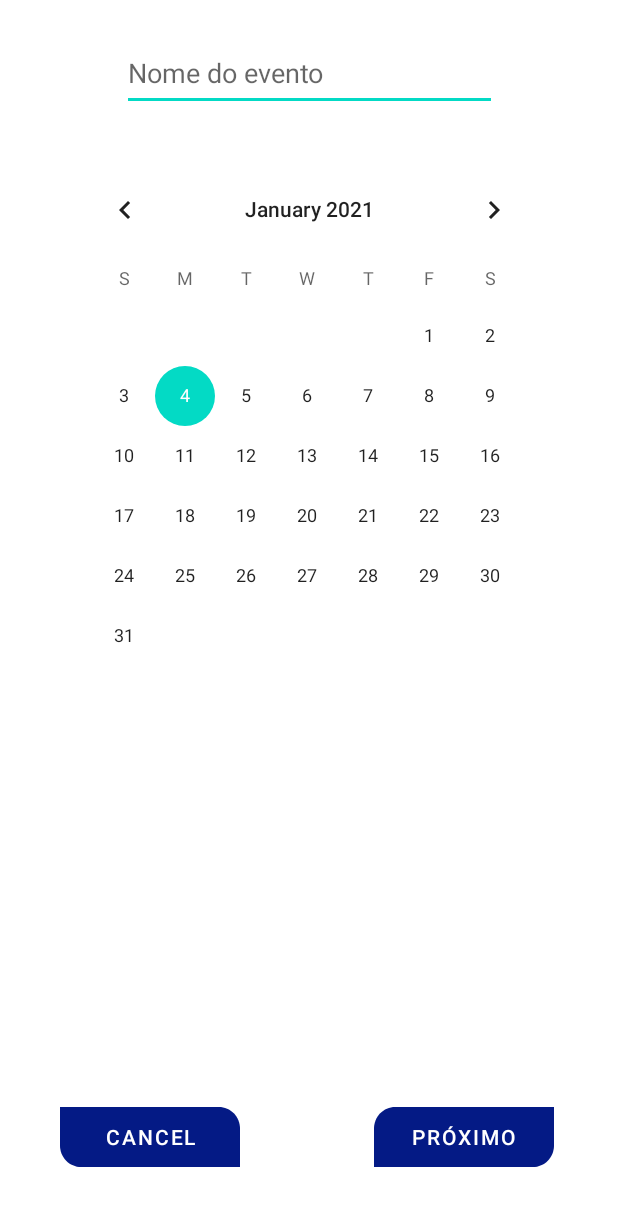
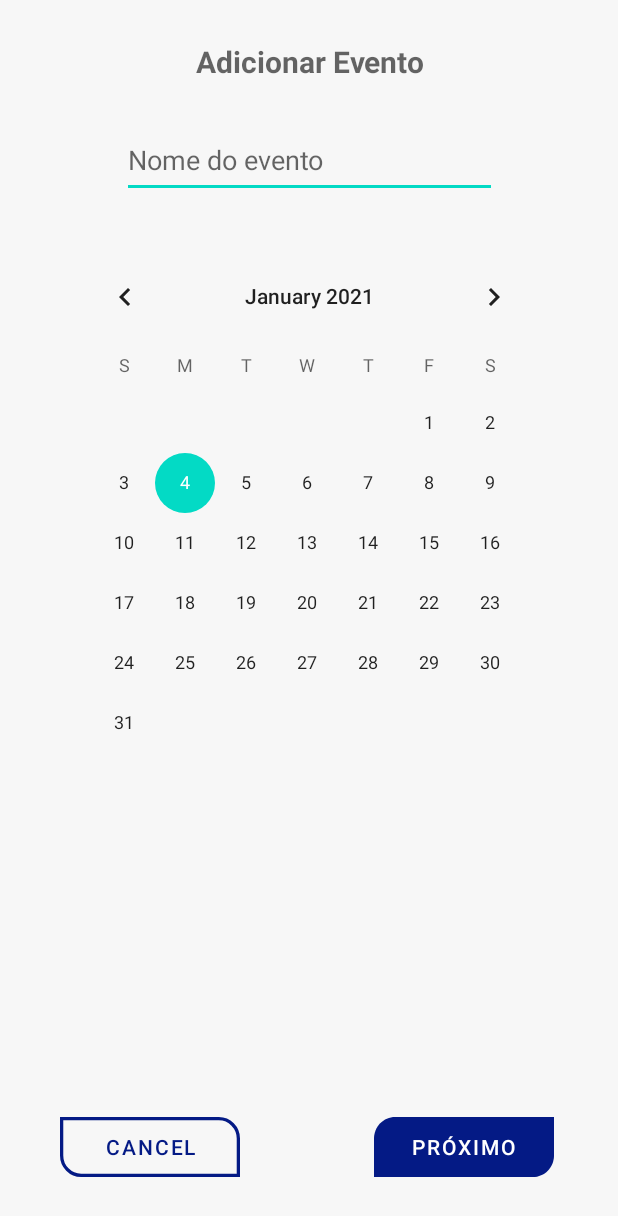
Before and after one commit to flavioafernandes/projeto_cm, an Android app: the layout add_event_layout.xml on its own in the app's theme, with its tools: preview values and no code run, on a phone screen of 412 x 824 dp. Shown: the top 1216 px of the screen. Run offline under Robolectric (Android 15) with nearby library versions, the phone set to English and light mode, and no system bars.

Commit message:
design done

```diff
--- a/app/src/main/java/com/example/projectcm/fragments/EditarPerfil.java
+++ b/app/src/main/java/com/example/projectcm/fragments/EditarPerfil.java
@@ -181,7 +181,6 @@
 
                 // criar popup com nome, calendário e descrição
                 AlertDialog.Builder newEvent = new AlertDialog.Builder(v.getContext());
-                newEvent.setTitle("Adicionar Evento");
                 newEvent.setView(alertView);
                 AlertDialog dialog = newEvent.show();
 
@@ -218,7 +217,6 @@
                         }
                         //passa ao resto do "alert"
                         AlertDialog.Builder newEvent2 = new AlertDialog.Builder(v.getContext());
-                        newEvent2.setTitle("Adicionar Evento");
                         newEvent2.setView(alertView2);
                         AlertDialog dialog2 = newEvent2.show();
                         EditText descriptionEvent = alertView2.findViewById(R.id.DescriptionOfEvent);
--- a/app/src/main/res/layout/add_event_layout.xml
+++ b/app/src/main/res/layout/add_event_layout.xml
@@ -4,8 +4,25 @@
     xmlns:app="http://schemas.android.com/apk/res-auto"
     xmlns:tools="http://schemas.android.com/tools"
     android:layout_width="match_parent"
-    android:layout_height="match_parent">
+    android:layout_height="match_parent"
+    android:background="@color/grey">
 
+
+    <TextView
+        android:id="@+id/adicionar_evento"
+        android:layout_width="250dp"
+        android:layout_height="50dp"
+        android:layout_marginTop="16dp"
+        android:ems="10"
+        android:gravity="center"
+        android:hint="@string/adicionar_evento"
+        android:textSize="20sp"
+        android:textColor="@color/blue_app"
+        android:textStyle="bold"
+        app:layout_constraintEnd_toEndOf="parent"
+        app:layout_constraintHorizontal_bias="0.503"
+        app:layout_constraintStart_toStartOf="parent"
+        app:layout_constraintTop_toTopOf="parent" />
 
     <CalendarView
         android:id="@+id/calendarView2"
@@ -14,20 +31,20 @@
         android:layout_marginTop="32dp"
         app:layout_constraintEnd_toEndOf="parent"
         app:layout_constraintStart_toStartOf="parent"
-        app:layout_constraintTop_toBottomOf="@+id/NameOfEvent" />
+        app:layout_constraintTop_toBottomOf="@+id/NameOfEvent"/>
 
     <EditText
         android:id="@+id/NameOfEvent"
         android:layout_width="250dp"
         android:layout_height="50dp"
-        android:layout_marginTop="24dp"
+        android:layout_marginTop="16dp"
         android:ems="10"
+        android:hint="@string/nome_do_evento"
         android:inputType="textPersonName"
-        android:hint="@string/nome_do_evento"
         app:layout_constraintEnd_toEndOf="parent"
-        app:layout_constraintHorizontal_bias="0.5"
+        app:layout_constraintHorizontal_bias="0.503"
         app:layout_constraintStart_toStartOf="parent"
-        app:layout_constraintTop_toTopOf="parent" />
+        app:layout_constraintTop_toBottomOf="@+id/adicionar_evento" />
 
     <Button
         android:id="@+id/NextEvent"
@@ -51,7 +68,8 @@
         android:layout_marginStart="40dp"
         android:layout_marginTop="32dp"
         android:layout_marginBottom="10dp"
-        android:background="@drawable/rectangle_blue_left"
+        android:background="@drawable/rec_white_left"
+        android:textColor="@color/blue_app"
         android:text="@string/cancel"
         app:layout_constraintBottom_toBottomOf="parent"
         app:layout_constraintStart_toStartOf="parent"
--- a/app/src/main/res/layout/add_event_layout2.xml
+++ b/app/src/main/res/layout/add_event_layout2.xml
@@ -3,7 +3,8 @@
     xmlns:app="http://schemas.android.com/apk/res-auto"
     xmlns:tools="http://schemas.android.com/tools"
     android:layout_width="match_parent"
-    android:layout_height="match_parent">
+    android:layout_height="match_parent"
+    android:background="@color/grey">
 
     <TextView
         android:id="@+id/textView7"
@@ -67,7 +68,8 @@
         android:layout_height="40dp"
         android:layout_marginStart="36dp"
         android:layout_marginBottom="10dp"
-        android:background="@drawable/rectangle_blue_left"
+        android:background="@drawable/rec_white_left"
+        android:textColor="@color/blue_app"
         android:text="@string/voltar"
         app:layout_constraintBottom_toBottomOf="parent"
         app:layout_constraintStart_toStartOf="parent"
--- a/app/src/main/res/layout/caritem.xml
+++ b/app/src/main/res/layout/caritem.xml
@@ -5,7 +5,7 @@
     android:layout_width="200dp"
     android:layout_height="340dp"
     android:orientation="vertical"
-    android:layout_marginHorizontal="20dp"
+    android:layout_marginHorizontal="5dp"
     tools:layout_editor_absoluteX="65dp"
     tools:layout_editor_absoluteY="99dp"
     xmlns:tools="http://schemas.android.com/tools"
--- a/app/src/main/res/layout/fragment_main_page.xml
+++ b/app/src/main/res/layout/fragment_main_page.xml
@@ -58,7 +58,9 @@
 
     <HorizontalScrollView
         android:id="@+id/horizontalScrollView"
-        android:layout_width="362dp"
+        android:layout_width="match_parent"
+        android:layout_marginStart="10dp"
+        android:layout_marginEnd="10dp"
         android:layout_height="340dp"
         android:layout_marginTop="32dp"
         android:scrollbars="none"
@@ -71,7 +73,7 @@
             android:id="@+id/galery"
             android:layout_width="wrap_content"
             android:layout_height="match_parent"
-            android:layout_marginHorizontal="20dp"
+            android:layout_marginHorizontal="5dp"
             android:orientation="horizontal">
 
         </LinearLayout>
--- a/app/src/main/res/values/colors.xml
+++ b/app/src/main/res/values/colors.xml
@@ -8,5 +8,5 @@
     <color name="black">#FF000000</color>
     <color name="white">#FFFFFFFF</color>
     <color name="trans">#00FFFFFF</color>
-    <color name="grey">#33808080</color>
+    <color name="grey">#11808080</color>
 </resources>
--- a/app/src/main/res/values/strings.xml
+++ b/app/src/main/res/values/strings.xml
@@ -34,4 +34,5 @@
     <string name="cancel">Cancel</string>
     <string name="imagemSelecionada">Imagem Selecionada</string>
     <string name="add_caracteristica">Adicionar Característica</string>
+    <string name="adicionar_evento">Adicionar Evento</string>
 </resources>
```
